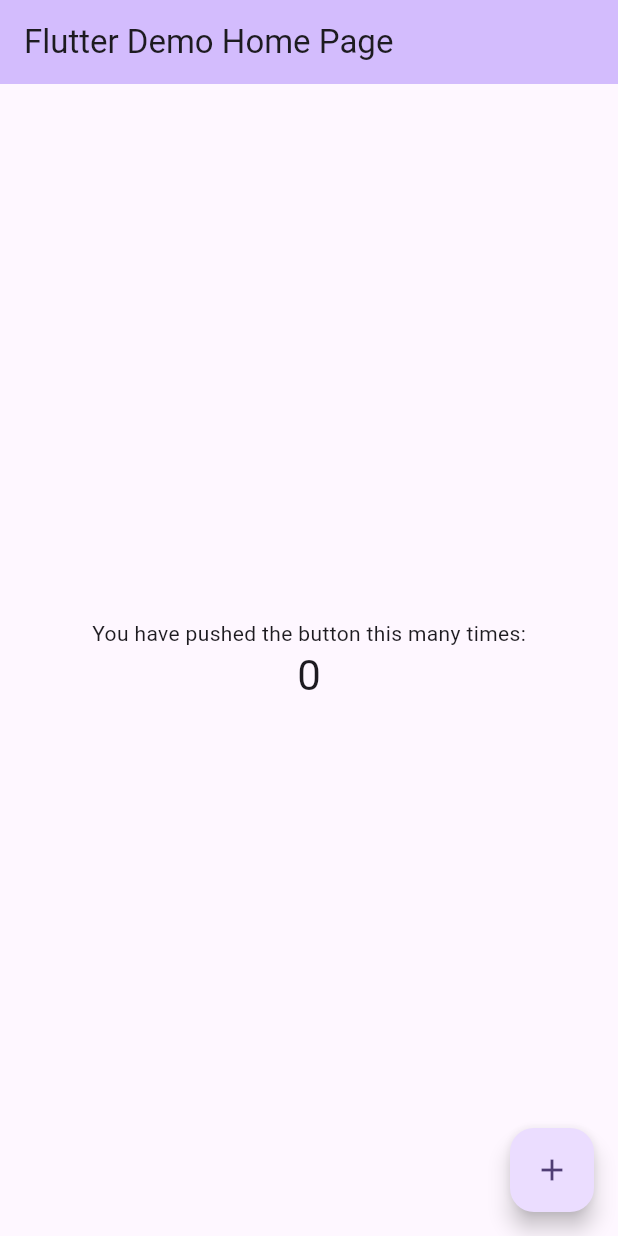
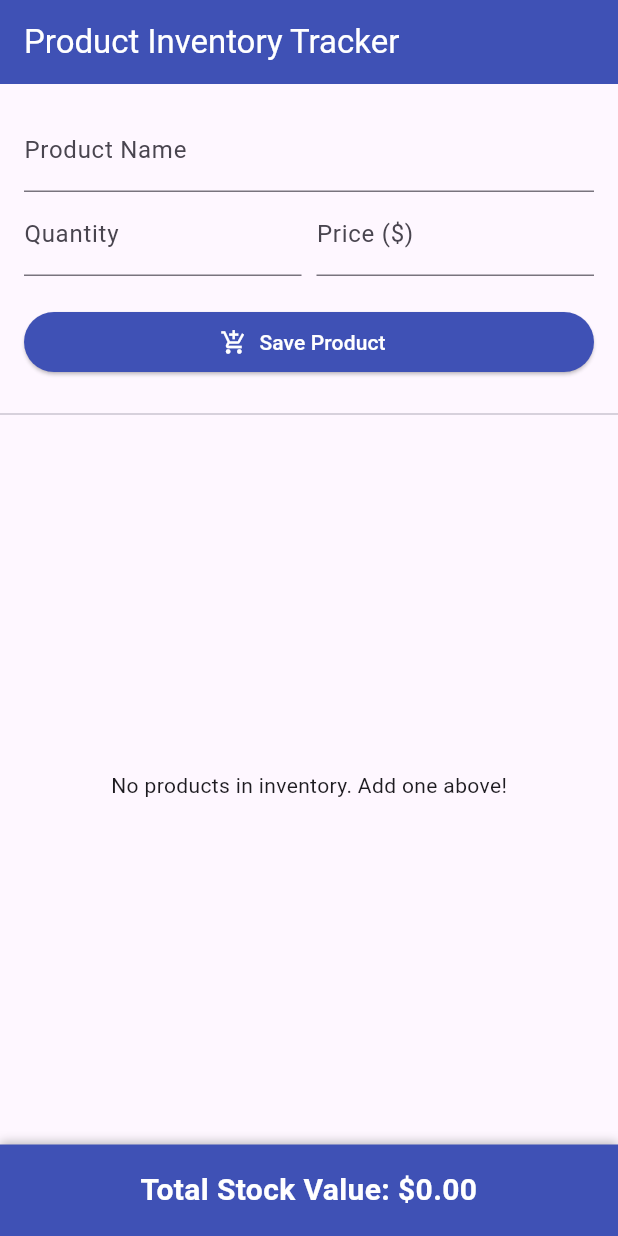
Before and after one commit to joyshjj12/flutter_exp_7, a Flutter app: the screen it shows after launch, on a phone screen of 412 x 824 dp. Run offline on Flutter 3.47's test engine with Material 3 defaults, Android fonts, the phone set to English and light mode, and no system bars; our stand-ins replace cloud_firestore, firebase_core; accounts and stored records are empty.

Commit message:
changed main.dart

```diff
--- a/lib/main.dart
+++ b/lib/main.dart
@@ -1,122 +1,271 @@
 import 'package:flutter/material.dart';
+import 'package:firebase_core/firebase_core.dart';
+import 'package:cloud_firestore/cloud_firestore.dart';
 
-void main() {
+// NOTE: You would typically need a 'firebase_options.dart' file
+// generated by the FlutterFire CLI for proper initialization.
+// For demonstration, we assume a basic initialization works.
+// In a real project, use:
+// await Firebase.initializeApp(options: DefaultFirebaseOptions.currentPlatform);
+
+void main() async {
+  // 1. Initialize Firebase
+  WidgetsFlutterBinding.ensureInitialized();
+  try {
+    await Firebase.initializeApp();
+  } catch (e) {
+    // Handle initialization error
+    print('Firebase initialization error: $e');
+  }
   runApp(const MyApp());
 }
 
 class MyApp extends StatelessWidget {
   const MyApp({super.key});
 
-  // This widget is the root of your application.
   @override
   Widget build(BuildContext context) {
     return MaterialApp(
-      title: 'Flutter Demo',
+      title: 'Product Inventory Tracker',
       theme: ThemeData(
-        // This is the theme of your application.
-        //
-        // TRY THIS: Try running your application with "flutter run". You'll see
-        // the application has a purple toolbar. Then, without quitting the app,
-        // try changing the seedColor in the colorScheme below to Colors.green
-        // and then invoke "hot reload" (save your changes or press the "hot
-        // reload" button in a Flutter-supported IDE, or press "r" if you used
-        // the command line to start the app).
-        //
-        // Notice that the counter didn't reset back to zero; the application
-        // state is not lost during the reload. To reset the state, use hot
-        // restart instead.
-        //
-        // This works for code too, not just values: Most code changes can be
-        // tested with just a hot reload.
-        colorScheme: ColorScheme.fromSeed(seedColor: Colors.deepPurple),
+        primarySwatch: Colors.indigo,
+        visualDensity: VisualDensity.adaptivePlatformDensity,
+        useMaterial3: true,
       ),
-      home: const MyHomePage(title: 'Flutter Demo Home Page'),
+      home: const ProductInventoryScreen(),
     );
   }
 }
 
-class MyHomePage extends StatefulWidget {
-  const MyHomePage({super.key, required this.title});
-
-  // This widget is the home page of your application. It is stateful, meaning
-  // that it has a State object (defined below) that contains fields that affect
-  // how it looks.
-
-  // This class is the configuration for the state. It holds the values (in this
-  // case the title) provided by the parent (in this case the App widget) and
-  // used by the build method of the State. Fields in a Widget subclass are
-  // always marked "final".
-
-  final String title;
+class ProductInventoryScreen extends StatefulWidget {
+  const ProductInventoryScreen({super.key});
 
   @override
-  State<MyHomePage> createState() => _MyHomePageState();
+  State<ProductInventoryScreen> createState() => _ProductInventoryScreenState();
 }
 
-class _MyHomePageState extends State<MyHomePage> {
-  int _counter = 0;
+class _ProductInventoryScreenState extends State<ProductInventoryScreen> {
+  final _formKey = GlobalKey<FormState>();
+  final _nameController = TextEditingController();
+  final _quantityController = TextEditingController();
+  final _priceController = TextEditingController();
 
-  void _incrementCounter() {
-    setState(() {
-      // This call to setState tells the Flutter framework that something has
-      // changed in this State, which causes it to rerun the build method below
-      // so that the display can reflect the updated values. If we changed
-      // _counter without calling setState(), then the build method would not be
-      // called again, and so nothing would appear to happen.
-      _counter++;
-    });
+  // Firestore instance and collection reference
+  final FirebaseFirestore _firestore = FirebaseFirestore.instance;
+  static const String _collectionName = 'products';
+
+  @override
+  void dispose() {
+    _nameController.dispose();
+    _quantityController.dispose();
+    _priceController.dispose();
+    super.dispose();
+  }
+
+  /// Saves a new product document to the 'products' Firestore collection.
+  Future<void> _addProduct() async {
+    if (_formKey.currentState!.validate()) {
+      _formKey.currentState!.save();
+
+      try {
+        await _firestore.collection(_collectionName).add({
+          'name': _nameController.text.trim(),
+          'quantity': int.parse(_quantityController.text),
+          'price': double.parse(_priceController.text),
+          'timestamp': FieldValue.serverTimestamp(), // For ordering
+        });
+
+        // Clear the form fields upon successful save
+        _nameController.clear();
+        _quantityController.clear();
+        _priceController.clear();
+
+        if (mounted) {
+          ScaffoldMessenger.of(context).showSnackBar(
+            const SnackBar(content: Text('Product added successfully!')),
+          );
+        }
+      } catch (e) {
+        if (mounted) {
+          ScaffoldMessenger.of(context).showSnackBar(
+            SnackBar(content: Text('Failed to add product: $e')),
+          );
+        }
+      }
+    }
+  }
+
+  /// Calculates the total value of all stock items in the list.
+  String _calculateTotalStockValue(List<QueryDocumentSnapshot> documents) {
+    double totalValue = 0.0;
+    for (var doc in documents) {
+      try {
+        // Use a safe cast to Map<String, dynamic>
+        final data = doc.data() as Map<String, dynamic>;
+
+        // Firestore stores numbers as 'num', safely retrieve and convert
+        final num quantity = data['quantity'] as num? ?? 0;
+        final num price = data['price'] as num? ?? 0.0;
+
+        // Calculate and accumulate the value
+        totalValue += (quantity.toDouble() * price.toDouble());
+      } catch (e) {
+        print('Error calculating stock value for a document: $e');
+      }
+    }
+    return totalValue.toStringAsFixed(2);
   }
 
   @override
   Widget build(BuildContext context) {
-    // This method is rerun every time setState is called, for instance as done
-    // by the _incrementCounter method above.
-    //
-    // The Flutter framework has been optimized to make rerunning build methods
-    // fast, so that you can just rebuild anything that needs updating rather
-    // than having to individually change instances of widgets.
     return Scaffold(
       appBar: AppBar(
-        // TRY THIS: Try changing the color here to a specific color (to
-        // Colors.amber, perhaps?) and trigger a hot reload to see the AppBar
-        // change color while the other colors stay the same.
-        backgroundColor: Theme.of(context).colorScheme.inversePrimary,
-        // Here we take the value from the MyHomePage object that was created by
-        // the App.build method, and use it to set our appbar title.
-        title: Text(widget.title),
+        title: const Text('Product Inventory Tracker'),
+        backgroundColor: Colors.indigo,
+        foregroundColor: Colors.white,
       ),
-      body: Center(
-        // Center is a layout widget. It takes a single child and positions it
-        // in the middle of the parent.
-        child: Column(
-          // Column is also a layout widget. It takes a list of children and
-          // arranges them vertically. By default, it sizes itself to fit its
-          // children horizontally, and tries to be as tall as its parent.
-          //
-          // Column has various properties to control how it sizes itself and
-          // how it positions its children. Here we use mainAxisAlignment to
-          // center the children vertically; the main axis here is the vertical
-          // axis because Columns are vertical (the cross axis would be
-          // horizontal).
-          //
-          // TRY THIS: Invoke "debug painting" (choose the "Toggle Debug Paint"
-          // action in the IDE, or press "p" in the console), to see the
-          // wireframe for each widget.
-          mainAxisAlignment: MainAxisAlignment.center,
-          children: <Widget>[
-            const Text('You have pushed the button this many times:'),
-            Text(
-              '$_counter',
-              style: Theme.of(context).textTheme.headlineMedium,
+      body: Column(
+        children: <Widget>[
+          // Product Input Form
+          Padding(
+            padding: const EdgeInsets.all(16.0),
+            child: Form(
+              key: _formKey,
+              child: Column(
+                children: <Widget>[
+                  TextFormField(
+                    controller: _nameController,
+                    decoration: const InputDecoration(labelText: 'Product Name'),
+                    validator: (value) => value == null || value.isEmpty ? 'Enter a name' : null,
+                  ),
+                  Row(
+                    children: [
+                      Expanded(
+                        child: TextFormField(
+                          controller: _quantityController,
+                          decoration: const InputDecoration(labelText: 'Quantity'),
+                          keyboardType: TextInputType.number,
+                          validator: (value) {
+                            if (value == null || int.tryParse(value) == null) {
+                              return 'Must be an integer';
+                            }
+                            return null;
+                          },
+                        ),
+                      ),
+                      const SizedBox(width: 10),
+                      Expanded(
+                        child: TextFormField(
+                          controller: _priceController,
+                          decoration: const InputDecoration(labelText: 'Price (\$)'),
+                          keyboardType: TextInputType.number,
+                          validator: (value) {
+                            if (value == null || double.tryParse(value) == null) {
+                              return 'Must be a number';
+                            }
+                            return null;
+                          },
+                        ),
+                      ),
+                    ],
+                  ),
+                  const SizedBox(height: 20),
+                  ElevatedButton.icon(
+                    onPressed: _addProduct,
+                    icon: const Icon(Icons.add_shopping_cart),
+                    label: const Text('Save Product'),
+                    style: ElevatedButton.styleFrom(
+                      backgroundColor: Colors.indigo,
+                      foregroundColor: Colors.white,
+                      minimumSize: const Size(double.infinity, 40),
+                    ),
+                  ),
+                ],
+              ),
             ),
-          ],
-        ),
+          ),
+          const Divider(),
+
+          // Product List and Total Stock Value
+          Expanded(
+            // StreamBuilder listens for real-time updates from Firestore
+            child: StreamBuilder<QuerySnapshot>(
+              // Order by timestamp to show most recent first
+              stream: _firestore.collection(_collectionName).orderBy('timestamp', descending: true).snapshots(),
+              builder: (context, snapshot) {
+                if (snapshot.hasError) {
+                  return Center(child: Text('Error loading data: ${snapshot.error}'));
+                }
+
+                if (snapshot.connectionState == ConnectionState.waiting) {
+                  return const Center(child: CircularProgressIndicator());
+                }
+
+                final documents = snapshot.data!.docs;
+                if (documents.isEmpty) {
+                  return const Center(child: Text('No products in inventory. Add one above!'));
+                }
+
+                // ListView to display products
+                return ListView.builder(
+                  itemCount: documents.length,
+                  itemBuilder: (context, index) {
+                    final product = documents[index].data() as Map<String, dynamic>;
+                    final name = product['name'] ?? 'N/A';
+                    // Use 'num' for quantity for safe retrieval
+                    final int quantity = (product['quantity'] as num?)?.toInt() ?? 0;
+                    final double price = (product['price'] as num?)?.toDouble() ?? 0.0;
+                    final bool isLowStock = quantity < 5; // Low Stock check
+
+                    return Card(
+                      elevation: 1,
+                      margin: const EdgeInsets.symmetric(horizontal: 10, vertical: 5),
+                      child: ListTile(
+                        title: Text(name, style: const TextStyle(fontWeight: FontWeight.bold)),
+                        subtitle: Text('Qty: $quantity | Price: \$${price.toStringAsFixed(2)}'),
+                        trailing: isLowStock
+                            ? const Text(
+                                'Low Stock!',
+                                style: TextStyle(color: Colors.red, fontWeight: FontWeight.bold),
+                              ) // Highlight products with low stock
+                            : null,
+                      ),
+                    );
+                  },
+                );
+              },
+            ),
+          ),
+
+          // Total Stock Value Display (kept as a separate StreamBuilder for simplicity)
+          StreamBuilder<QuerySnapshot>(
+            stream: _firestore.collection(_collectionName).snapshots(),
+            builder: (context, snapshot) {
+              String totalValue = '0.00';
+              if (snapshot.hasData) {
+                totalValue = _calculateTotalStockValue(snapshot.data!.docs);
+              }
+              return Container(
+                padding: const EdgeInsets.all(16.0),
+                width: double.infinity,
+                decoration: const BoxDecoration(
+                  color: Colors.indigo,
+                  boxShadow: [BoxShadow(color: Colors.black26, blurRadius: 5, offset: Offset(0, -2))],
+                ),
+                child: Text(
+                  'Total Stock Value: \$$totalValue',
+                  textAlign: TextAlign.center,
+                  style: const TextStyle(
+                    color: Colors.white,
+                    fontSize: 20,
+                    fontWeight: FontWeight.bold,
+                  ),
+                ),
+              );
+            },
+          ),
+        ],
       ),
-      floatingActionButton: FloatingActionButton(
-        onPressed: _incrementCounter,
-        tooltip: 'Increment',
-        child: const Icon(Icons.add),
-      ), // This trailing comma makes auto-formatting nicer for build methods.
     );
   }
 }
```
